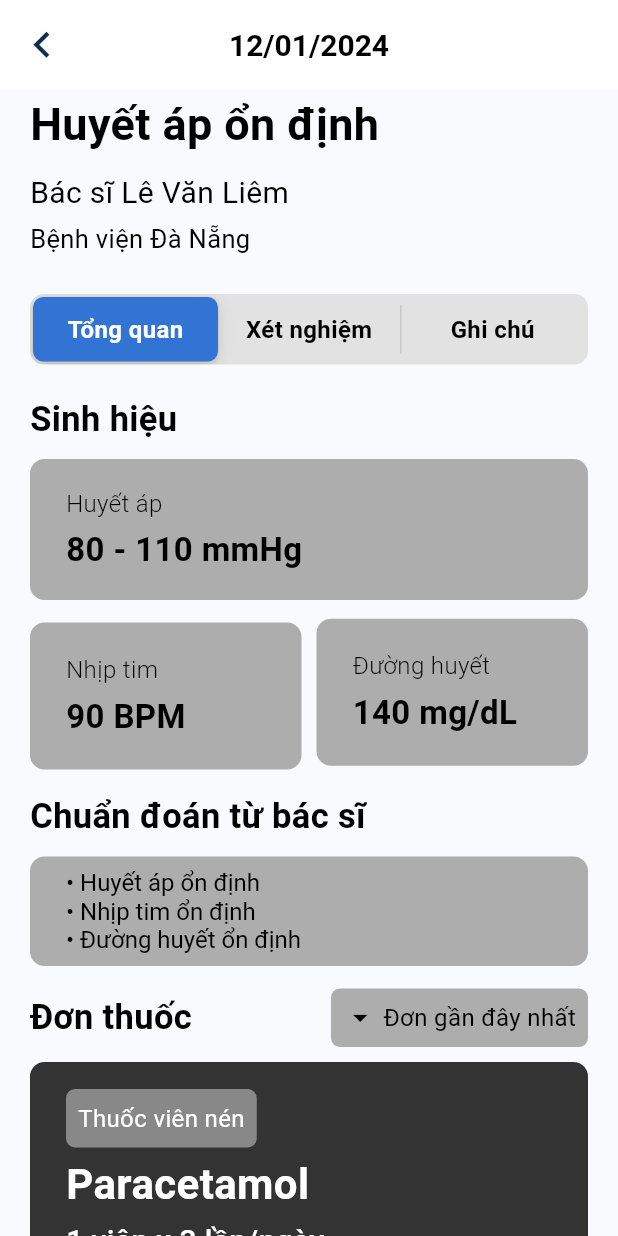
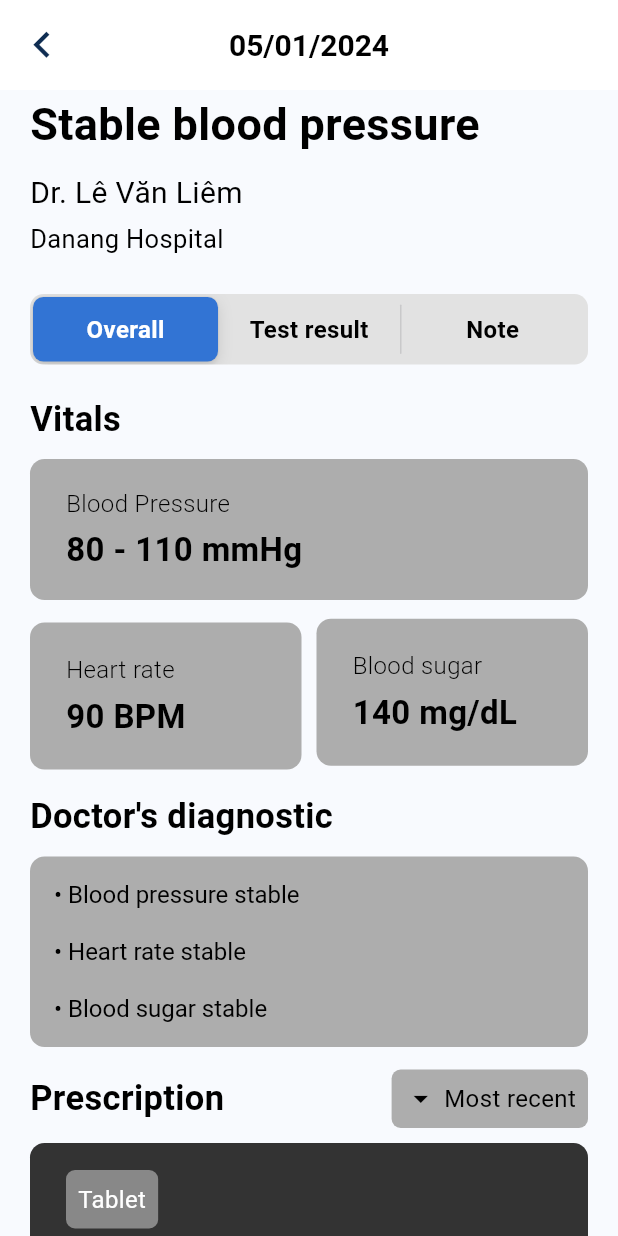
Before and after one commit to Fakunabs/CareHelper, a Flutter app: the _BloodPressurePage screen opened directly, on a phone screen of 412 x 824 dp. Run offline on Flutter 3.47's test engine with Material 3 defaults, Android fonts, the phone set to English and light mode, and no system bars; our stand-ins replace bloc, dio, easy_localization, equatable, firebase_core, firebase_messaging and 10 more; accounts and stored records are empty.

Commit message:
fix: text placeholder

```diff
--- a/lib/presentation/home/view/home_view.dart
+++ b/lib/presentation/home/view/home_view.dart
@@ -36,11 +36,11 @@ class _HomeView extends StatelessWidget {
               child: Column(
                 crossAxisAlignment: CrossAxisAlignment.start,
                 children: [
-                  GreetingsWidget(name: 'Sample name'),
+                  GreetingsWidget(name: 'Arthur Smith'),
                   SizedBox(height: 30),
                   NewSurveyWidget(),
-                  SizedBox(height: 16),
-                  ProfileIncompleteWidget(),
+                  // SizedBox(height: 16),
+                  // ProfileIncompleteWidget(),
                   SizedBox(height: 30),
                   DiagnosticWidget(),
                   SizedBox(height: 30),
--- a/lib/presentation/notification/view/blood_pressure.dart
+++ b/lib/presentation/notification/view/blood_pressure.dart
@@ -32,17 +32,17 @@ class __BloodPressurePageState extends State<_BloodPressurePage> {
       builder: (context, state) {
         return Scaffold(
           appBar: const CommonAppBar(
-            title: '12/01/2024',
+            title: '05/01/2024',
             hasBoxDecoration: false,
           ),
           body: SingleChildScrollView(
             padding: const EdgeInsets.fromLTRB(20, 1, 20, 10),
             child: Column(
               children: [
-                _buildTitle('Huyết áp ổn định'),
+                _buildTitle('Stable blood pressure'),
                 _buildDoctorInfo(
-                  doctorName: 'Bác sĩ Lê Văn Liêm',
-                  hospital: 'Bệnh viện Đà Nẵng',
+                  doctorName: 'Dr. Lê Văn Liêm',
+                  hospital: 'Danang Hospital',
                 ),
                 const SizedBox(height: 15),
                 SizedBox(
@@ -123,9 +123,9 @@ class __BloodPressurePageState extends State<_BloodPressurePage> {
       backgroundColor: ColorStyles.silver2,
       thumbColor: ColorStyles.dodgerBlue,
       children: {
-        0: _buildSegment('Tổng quan', isSelected: _groupValue == 0),
-        1: _buildSegment('Xét nghiệm', isSelected: _groupValue == 1),
-        2: _buildSegment('Ghi chú', isSelected: _groupValue == 2),
+        0: _buildSegment('Overall', isSelected: _groupValue == 0),
+        1: _buildSegment('Test result', isSelected: _groupValue == 1),
+        2: _buildSegment('Note', isSelected: _groupValue == 2),
       },
       onValueChanged: (groupValue) {
         setState(() => _groupValue = groupValue!);
@@ -165,9 +165,9 @@ class __BloodPressurePageState extends State<_BloodPressurePage> {
     return SingleChildScrollView(
       child: Column(
         children: [
-          _buildSectionTitle('Sinh hiệu'),
-          _buildMetric('Huyết áp', '80 - 110 mmHg'),
-          _buildDualMetric('Nhịp tim', '90 BPM', 'Đường huyết', '140 mg/dL'),
+          _buildSectionTitle('Vitals'),
+          _buildMetric('Blood Pressure', '80 - 110 mmHg'),
+          _buildDualMetric('Heart rate', '90 BPM', 'Blood sugar', '140 mg/dL'),
           const SizedBox(height: 15),
           _buildDiagnosis(),
         ],
@@ -307,11 +307,11 @@ class __BloodPressurePageState extends State<_BloodPressurePage> {
   Widget _buildDiagnosis() {
     return Column(
       children: [
-        _buildSectionTitle('Chuẩn đoán từ bác sĩ'),
+        _buildSectionTitle('Doctor\'s diagnostic'),
         Container(
           margin: const EdgeInsets.only(top: 10),
           width: double.infinity,
-          padding: const EdgeInsets.symmetric(horizontal: 24, vertical: 8),
+          padding: const EdgeInsets.all(16),
           decoration: BoxDecoration(
             color: ColorStyles.silver,
             borderRadius: BorderRadius.circular(9.68),
@@ -320,16 +320,16 @@ class __BloodPressurePageState extends State<_BloodPressurePage> {
             mainAxisSize: MainAxisSize.min,
             crossAxisAlignment: CrossAxisAlignment.start,
             children: [
-              BulletText(text: 'Huyết áp ổn định'),
-              BulletText(text: 'Nhịp tim ổn định'),
-              BulletText(text: 'Đường huyết ổn định'),
+              BulletText(text: 'Blood pressure stable\n'),
+              BulletText(text: 'Heart rate stable\n'),
+              BulletText(text: 'Blood sugar stable'),
             ],
           ),
         ),
         const SizedBox(height: 15),
         Row(
           children: [
-            _buildSectionTitle('Đơn thuốc'),
+            _buildSectionTitle('Prescription'),
             const Spacer(),
             Container(
               padding: const EdgeInsets.all(8),
@@ -346,7 +346,7 @@ class __BloodPressurePageState extends State<_BloodPressurePage> {
                   ),
                   SizedBox(width: 4), // Khoảng cách giữa biểu tượng và văn bản
                   Text(
-                    'Đơn gần đây nhất',
+                    'Most recent',
                     style: TextStyle(
                       fontFamily: 'Roboto',
                       fontSize: 16,
@@ -361,10 +361,10 @@ class __BloodPressurePageState extends State<_BloodPressurePage> {
         ),
         const SizedBox(height: 10),
         _buildMedicineInfo(
-          name: 'Thuốc viên nén',
+          name: 'Tablet',
           description: 'Paracetamol',
-          dosage: '1 viên x 3 lần/ngày',
-          instructions: 'Dùng với nước',
+          dosage: '2 tablets - twice a day (10mg)',
+          instructions: 'With water',
         ),
         const SizedBox(height: 15), // Khoảng cách giữa các container],
       ],
@@ -467,10 +467,10 @@ class __BloodPressurePageState extends State<_BloodPressurePage> {
   Widget _testingView() {
     return Column(
       children: [
-        _buildSectionTitle('Xét nghiệm máu'),
+        _buildSectionTitle('Blood test'),
         _resultInformationTesting(),
         const SizedBox(height: 15),
-        _buildSectionTitle('Xét nghiệm mỡ máu'),
+        _buildSectionTitle('Cholesterol test'),
         _resultInformationCustomTesting(
           'Triglyceride', '150 mg/dL', // Thay đổi giá trị kết quả
         ),
@@ -496,7 +496,7 @@ class __BloodPressurePageState extends State<_BloodPressurePage> {
             crossAxisAlignment: CrossAxisAlignment.start,
             children: [
               Text(
-                'Lorem ipsum dolor sit amet, consectetur adipiscing elit sed do eiusmod tempor incididunt ut labore et dolore magna aliqua. Ut enim ad minim veniam, quis nostrud exercitation ullamco laboris nisi ut aliquip ex ea commodo consequat.',
+                'Be mindful of any sudden changes in your blood pressure readings or any symptoms such as severe headaches, dizziness, chest pain, or shortness of breath. If you experience any of these symptoms, don\'t hesitate to reach out to me so we can address them promptly.',
                 style: TextStyle(
                   fontFamily: 'Roboto',
                   fontSize: 18,
@@ -505,12 +505,6 @@ class __BloodPressurePageState extends State<_BloodPressurePage> {
                   height: 1.2,
                 ),
               ),
-              SizedBox(height: 10),
-              BulletText(text: 'Huyết áp ổn định'),
-              SizedBox(height: 5),
-              BulletText(text: 'Nhịp tim ổn định'),
-              SizedBox(height: 5),
-              BulletText(text: 'Đường huyết ổn định'),
             ],
           ),
         ),
@@ -529,11 +523,11 @@ class __BloodPressurePageState extends State<_BloodPressurePage> {
       ),
       child: Column(
         children: [
-          _buildResultRow('Ure Máu', '80 mg/Dl'),
+          _buildResultRow('Blood Urea', '80 mg/Dl'),
           const SizedBox(height: 14),
-          _buildResultRow('Acid uric máu', '80 mg/Dl'),
+          _buildResultRow('Blood Uric Acid', '80 mg/Dl'),
           const SizedBox(height: 14),
-          _buildResultRow('Creatinin máu', '80 mg/Dl'),
+          _buildResultRow('Blood Creatinine', '80 mg/Dl'),
           const SizedBox(height: 14),
           _seeMoreButton(),
         ],
@@ -618,7 +612,7 @@ class __BloodPressurePageState extends State<_BloodPressurePage> {
               mainAxisAlignment: MainAxisAlignment.center,
               children: [
                 Text(
-                  'Xem chi tiết',
+                  'More detail',
                   style: TextStyle(
                     fontFamily: 'Roboto',
                     fontSize: 17,
--- a/lib/presentation/notification/view/medical_history.dart
+++ b/lib/presentation/notification/view/medical_history.dart
@@ -115,7 +115,7 @@ class _MedicalHistoryView extends StatelessWidget {
                         width: 8,
                       ), // Khoảng cách giữa biểu tượng và văn bản
                       Text(
-                        'Lần gần nhất',
+                        'Most recent',
                         style: TextStyle(
                           fontFamily: 'Roboto',
                           fontSize: 13,
@@ -198,21 +198,20 @@ class _MedicalHistoryView extends StatelessWidget {
             itemBuilder: (context, index) {
               switch (index) {
                 case 0:
-                  return _checkListhHeader('Lịch sử lần khám');
+                  return _checkListhHeader('History');
                 case 1:
                   return _theLatestCheckList(
                     context, // Add context parameter here
-                    'Huyết áp ổn định',
-                    '01/01/2024',
+                    'Stable',
+                    '05/01/2024',
                   );
                 case 2:
                   // Tạo một danh sách giả lập 5 lịch sử khám
                   final List<Map<String, String>> histories = [
-                    {'content': 'Huyết áp ổn định', 'date': '01/01/2024'},
-                    {'content': 'Huyết áp ổn định', 'date': '02/01/2024'},
-                    {'content': 'Huyết áp ổn định', 'date': '03/01/2024'},
-                    {'content': 'Huyết áp ổn định', 'date': '04/01/2024'},
-                    {'content': 'Huyết áp ổn định', 'date': '05/01/2024'},
+                    {'content': 'Blood pressure stable', 'date': '14/12/2023'},
+                    {'content': 'Blood pressure stable', 'date': '17/11/2023'},
+                    {'content': 'Blood pressure stable', 'date': '24/10/2023'},
+                    {'content': 'Blood pressure stable', 'date': '05/09/2023'},
                   ];
                   return Column(
                     children: histories.map((history) {
--- a/lib/presentation/notification/view/test_details.dart
+++ b/lib/presentation/notification/view/test_details.dart
@@ -22,7 +22,7 @@ class _TestDetailPageState extends State<TestDetailPage> {
       ),
       body: Column(
         children: [
-          _buildSectionTitle('Chi tiết xét nghiệm'),
+          _buildSectionTitle('Test details'),
           _buildTestDetailItem(),
         ],
       ),
@@ -62,63 +62,36 @@ class _TestDetailPageState extends State<TestDetailPage> {
         crossAxisAlignment: CrossAxisAlignment.start,
         children: [
           buildTestDetailRow(
-            firstText: 'Thông số',
-            secondText: 'Chỉ số',
-            thirdText: 'Đơn vị',
+            firstText: 'Metric',
+            secondText: 'Index',
+            thirdText: 'Unit',
           ),
           const Divider(
             color: Colors.black,
             thickness: 1,
           ),
           resultTestDetailRow(
-            firstText: 'Nhịp tim',
-            secondText: '120',
-            thirdText: 'BPM',
+            firstText: 'Blood Urea',
+            secondText: '80',
+            thirdText: 'mg/Dl',
           ),
           const Divider(
             color: Colors.white,
             thickness: 1,
           ),
           resultTestDetailRow(
-            firstText: 'Nhịp tim',
-            secondText: '120',
-            thirdText: 'BPM',
+            firstText: 'Blood Uric Acid',
+            secondText: '80',
+            thirdText: 'mg/Dl',
           ),
           const Divider(
             color: Colors.white,
             thickness: 1,
           ),
           resultTestDetailRow(
-            firstText: 'Nhịp tim',
-            secondText: '120',
-            thirdText: 'BPM',
-          ),
-          const Divider(
-            color: Colors.white,
-            thickness: 1,
-          ),
-          resultTestDetailRow(
-            firstText: 'Nhịp tim',
-            secondText: '120',
-            thirdText: 'BPM',
-          ),
-          const Divider(
-            color: Colors.white,
-            thickness: 1,
-          ),
-          resultTestDetailRow(
-            firstText: 'Nhịp tim',
-            secondText: '120',
-            thirdText: 'BPM',
-          ),
-          const Divider(
-            color: Colors.white,
-            thickness: 1,
-          ),
-          resultTestDetailRow(
-            firstText: 'Nhịp tim',
-            secondText: '120',
-            thirdText: 'BPM',
+            firstText: 'Blood Creatinine',
+            secondText: '80',
+            thirdText: 'mg/Dl',
           ),
           const Divider(
             color: Colors.white,
```
Also changed, not shown: lib/presentation/core/widgets/app_bottom_navigation_bar.dart (+7 -7 lines), lib/presentation/home/dummy_data/prescription_dummy_data.dart (+2 -9 lines), lib/presentation/home/widgets/diagnostic/diagnostic_body_widget.dart (+10 -6 lines), 322 other files.
